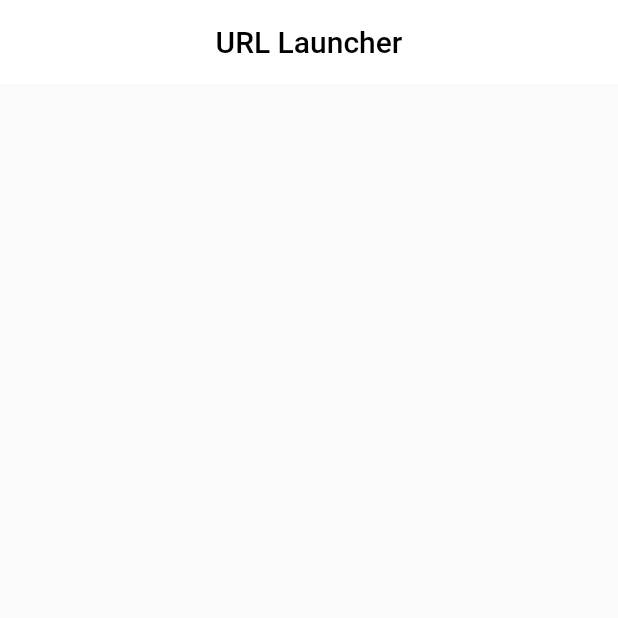
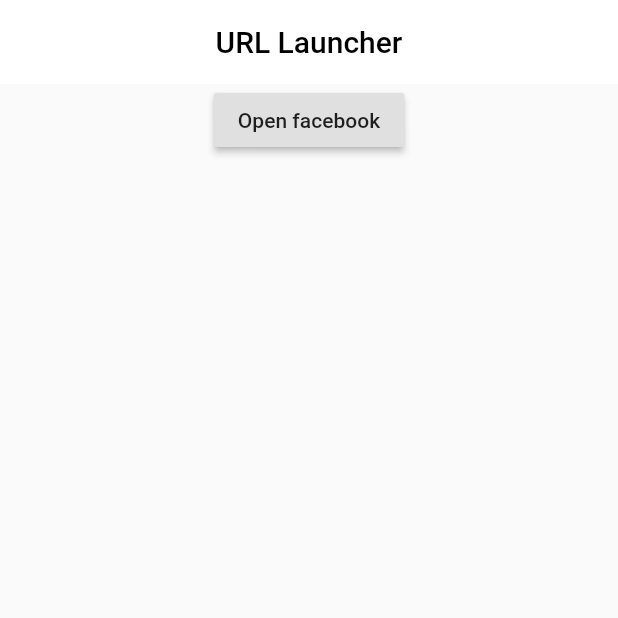
Before and after one commit to dsciiitkalyani/flutter-url-launcher, a Flutter app: the screen it shows after launch, on a phone screen of 412 x 824 dp, the top half of it. Run offline on Flutter 3.47's test engine with Material 2 defaults, Android fonts, the phone set to English and light mode, and no system bars.

Commit message:
added facebook.com

```diff
--- a/lib/Home.dart
+++ b/lib/Home.dart
@@ -1,4 +1,5 @@
 import 'package:flutter/material.dart';
+import 'package:url_launcher/url_launcher.dart';
 
 class Home extends StatefulWidget {
   @override
@@ -25,7 +26,14 @@ class _HomeState extends State<Home> {
             mainAxisAlignment: MainAxisAlignment.start,
             crossAxisAlignment: CrossAxisAlignment.center,
             children: [
-
+              RaisedButton(
+                onPressed: () async {
+                  if (await canLaunch("https://facebook.com")) {
+                    launch("https://facebook.com");
+                  }
+                },
+                child: Text("Open facebook"),
+              )
             ],
           ),
         ),
--- a/pubspec.yaml
+++ b/pubspec.yaml
@@ -28,6 +28,7 @@ dependencies:
   # The following adds the Cupertino Icons font to your application.
   # Use with the CupertinoIcons class for iOS style icons.
   cupertino_icons: ^1.0.0
+  url_launcher:
 
 dev_dependencies:
   flutter_test:
```
Also changed, not shown: pubspec.lock.
